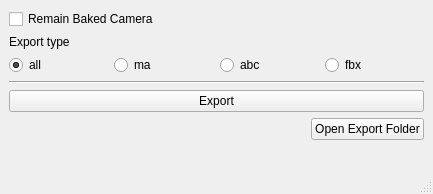
Qt form pycode/ExportCameraAbc/gui.ui (yocineman/ND_AssetExporter) before a commit.
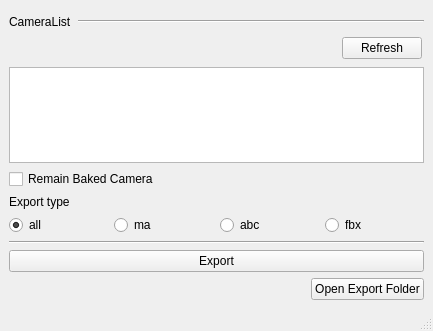
The same form after that commit.

Patch:
```diff
--- a/pycode/ExportCameraAbc/gui.ui
+++ b/pycode/ExportCameraAbc/gui.ui
@@ -7,7 +7,7 @@
     <x>0</x>
     <y>0</y>
     <width>433</width>
-    <height>194</height>
+    <height>331</height>
    </rect>
   </property>
   <property name="windowTitle">
@@ -17,21 +17,14 @@
    <layout class="QVBoxLayout" name="verticalLayout">
     <item>
      <layout class="QGridLayout" name="gridLayout">
-      <item row="5" column="0">
-       <widget class="QPushButton" name="export_btn">
-        <property name="text">
-         <string>Export</string>
-        </property>
-       </widget>
-      </item>
-      <item row="0" column="0">
+      <item row="3" column="0">
        <widget class="QCheckBox" name="ramain_cam_chk">
         <property name="text">
          <string>Remain Baked Camera</string>
         </property>
        </widget>
       </item>
-      <item row="6" column="0">
+      <item row="9" column="0">
        <layout class="QHBoxLayout" name="horizontalLayout">
         <item>
          <spacer name="horizontalSpacer">
@@ -55,7 +48,14 @@
         </item>
        </layout>
       </item>
-      <item row="7" column="0">
+      <item row="8" column="0">
+       <widget class="QPushButton" name="export_btn">
+        <property name="text">
+         <string>Export</string>
+        </property>
+       </widget>
+      </item>
+      <item row="10" column="0">
        <spacer name="verticalSpacer">
         <property name="orientation">
          <enum>Qt::Vertical</enum>
@@ -68,7 +68,14 @@
         </property>
        </spacer>
       </item>
-      <item row="3" column="0">
+      <item row="5" column="0">
+       <widget class="QLabel" name="label">
+        <property name="text">
+         <string>Export type</string>
+        </property>
+       </widget>
+      </item>
+      <item row="6" column="0">
        <layout class="QHBoxLayout" name="horizontalLayout_2">
         <item>
          <widget class="QRadioButton" name="all_exp_type_radio">
@@ -115,20 +122,86 @@
         </item>
        </layout>
       </item>
-      <item row="2" column="0">
-       <widget class="QLabel" name="label">
-        <property name="text">
-         <string>Export type</string>
-        </property>
-       </widget>
-      </item>
-      <item row="4" column="0">
+      <item row="7" column="0">
        <widget class="Line" name="line">
         <property name="orientation">
          <enum>Qt::Horizontal</enum>
         </property>
        </widget>
       </item>
+      <item row="2" column="0">
+       <widget class="QListWidget" name="camera_list">
+        <property name="selectionMode">
+         <enum>QAbstractItemView::ExtendedSelection</enum>
+        </property>
+        <property name="sortingEnabled">
+         <bool>true</bool>
+        </property>
+       </widget>
+      </item>
+      <item row="1" column="0">
+       <layout class="QHBoxLayout" name="horizontalLayout_4">
+        <property name="leftMargin">
+         <number>2</number>
+        </property>
+        <property name="topMargin">
+         <number>2</number>
+        </property>
+        <property name="rightMargin">
+         <number>2</number>
+        </property>
+        <property name="bottomMargin">
+         <number>2</number>
+        </property>
+        <item>
+         <spacer name="horizontalSpacer_2">
+          <property name="orientation">
+           <enum>Qt::Horizontal</enum>
+          </property>
+          <property name="sizeHint" stdset="0">
+           <size>
+            <width>40</width>
+            <height>20</height>
+           </size>
+          </property>
+         </spacer>
+        </item>
+        <item>
+         <widget class="QPushButton" name="camera_refresh_btn">
+          <property name="text">
+           <string>Refresh</string>
+          </property>
+         </widget>
+        </item>
+       </layout>
+      </item>
+      <item row="0" column="0">
+       <layout class="QHBoxLayout" name="horizontalLayout_3">
+        <property name="topMargin">
+         <number>6</number>
+        </property>
+        <item>
+         <widget class="QLabel" name="label_2">
+          <property name="text">
+           <string>CameraList</string>
+          </property>
+         </widget>
+        </item>
+        <item>
+         <widget class="Line" name="line_2">
+          <property name="sizePolicy">
+           <sizepolicy hsizetype="Expanding" vsizetype="Fixed">
+            <horstretch>0</horstretch>
+            <verstretch>0</verstretch>
+           </sizepolicy>
+          </property>
+          <property name="orientation">
+           <enum>Qt::Horizontal</enum>
+          </property>
+         </widget>
+        </item>
+       </layout>
+      </item>
      </layout>
     </item>
    </layout>
```
